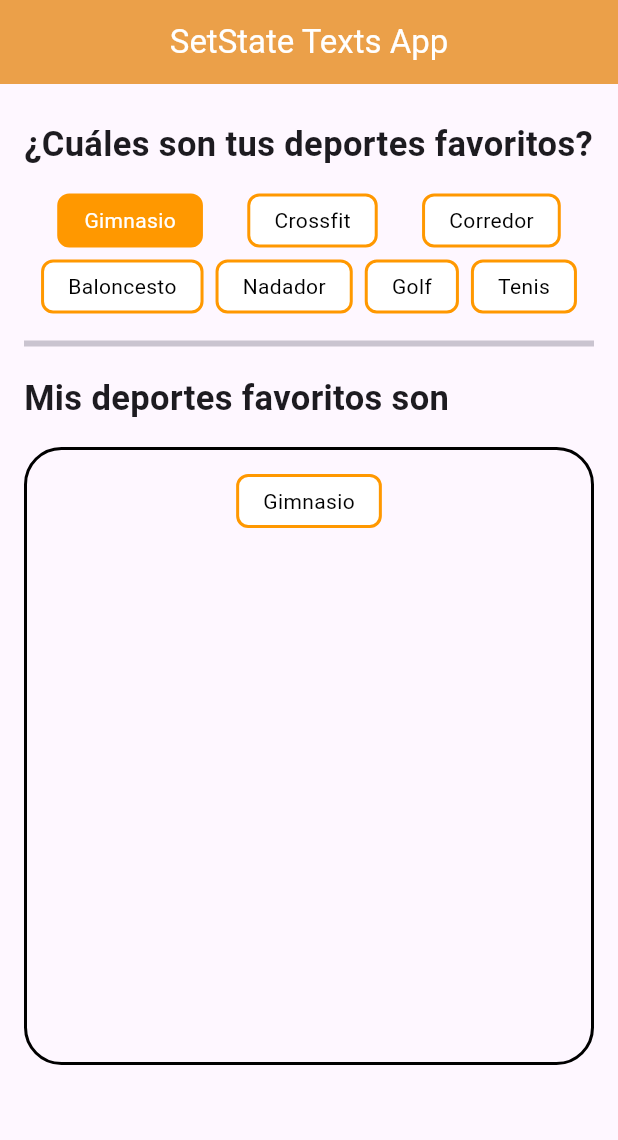
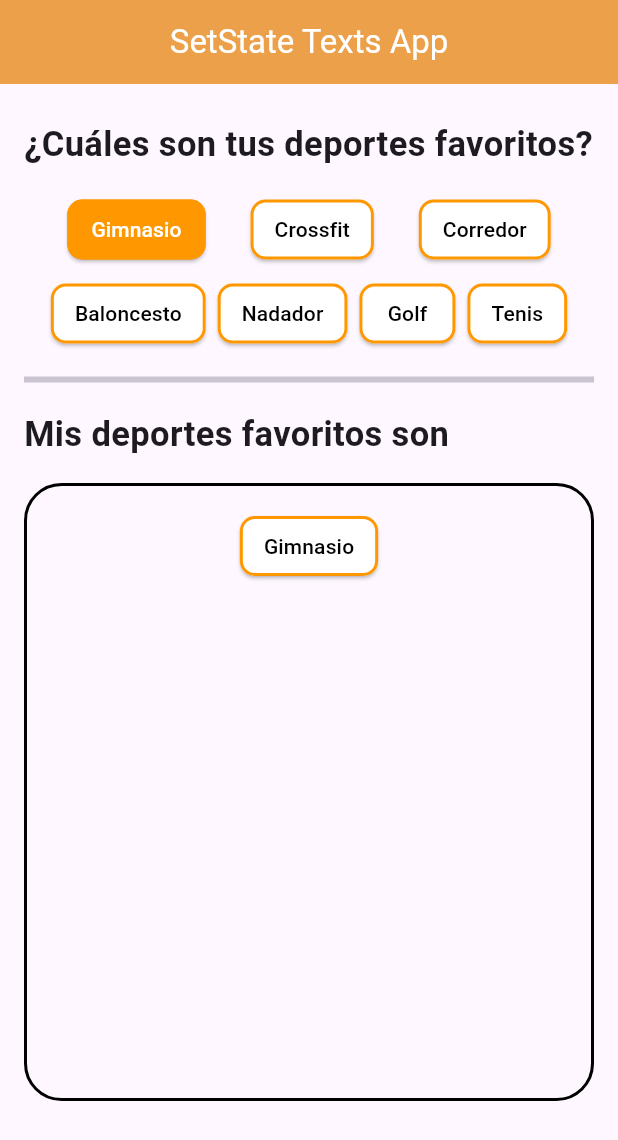
Before and after one commit to fr4nsgallegos/StatefullAppG13, a Flutter app: the screen it shows after launch, after a tap on "Gimnasio", on a phone screen of 412 x 824 dp. Shown: the top 1140 px of the screen. Run offline on Flutter 3.47's test engine with Material 3 defaults, Android fonts, the phone set to English and light mode, and no system bars.

Commit message:
generando el mismo estilo pero con un elevatedbutton

```diff
--- a/lib/pages/deportes_favoritos_page.dart
+++ b/lib/pages/deportes_favoritos_page.dart
@@ -18,6 +18,43 @@ class _DeportesFavoritosPageState extends State<DeportesFavoritosPage> {
   List<Map<String, dynamic>> favoriteMapDeportList = [];
 
   Widget buildDeportButton(
+    Map<String, dynamic> deportMap,
+    bool isOnBoxContainer,
+  ) {
+    return ElevatedButton(
+      style: ElevatedButton.styleFrom(
+        padding: EdgeInsets.symmetric(horizontal: 16, vertical: 5),
+        backgroundColor: isOnBoxContainer
+            ? Colors.white
+            : deportMap["isFavorite"]
+            ? Colors.orange
+            : Colors.white,
+        foregroundColor: isOnBoxContainer
+            ? Colors.black
+            : deportMap["isFavorite"]
+            ? Colors.white
+            : Colors.black,
+
+        shape: RoundedRectangleBorder(
+          borderRadius: BorderRadiusGeometry.circular(10),
+          side: BorderSide(color: Colors.orange, width: 2),
+        ),
+      ),
+      onPressed: () {
+        if (!deportMap["isFavorite"]) {
+          deportMap["isFavorite"] = true;
+          favoriteMapDeportList.add(deportMap);
+        } else {
+          deportMap["isFavorite"] = false;
+          favoriteMapDeportList.remove(deportMap);
+        }
+        setState(() {});
+      },
+      child: Text(deportMap["name"]),
+    );
+  }
+
+  Widget buildDeportButtonContainer(
     Map<String, dynamic> deportMap,
     bool isOnBoxContainer,
   ) {
```
